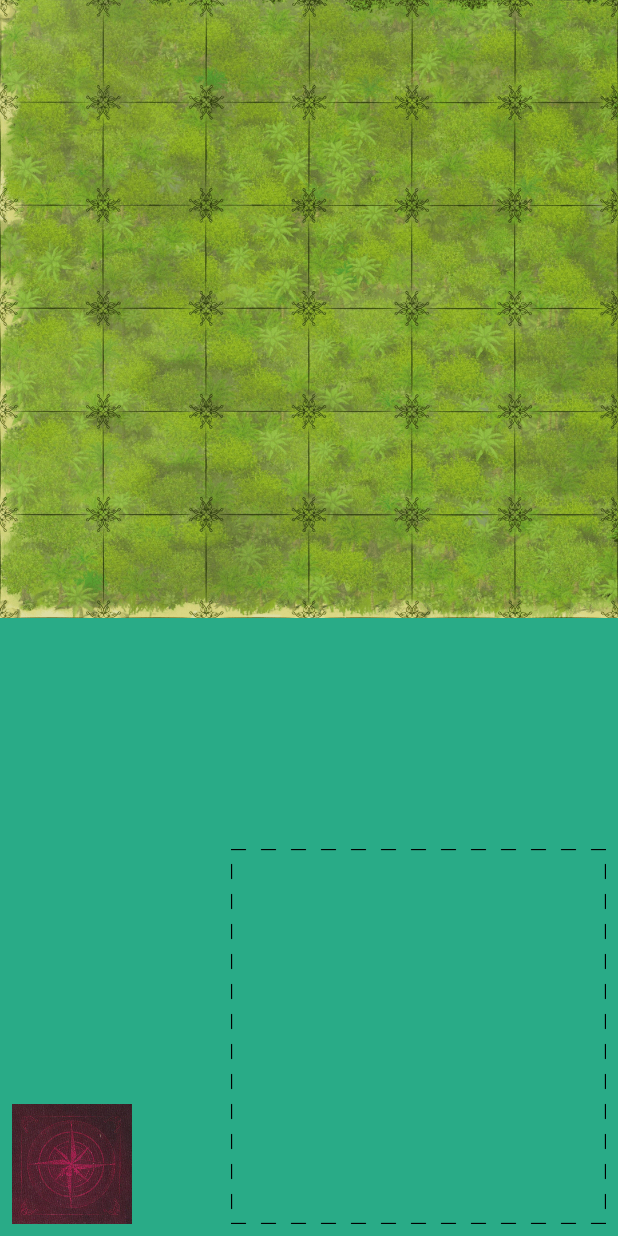
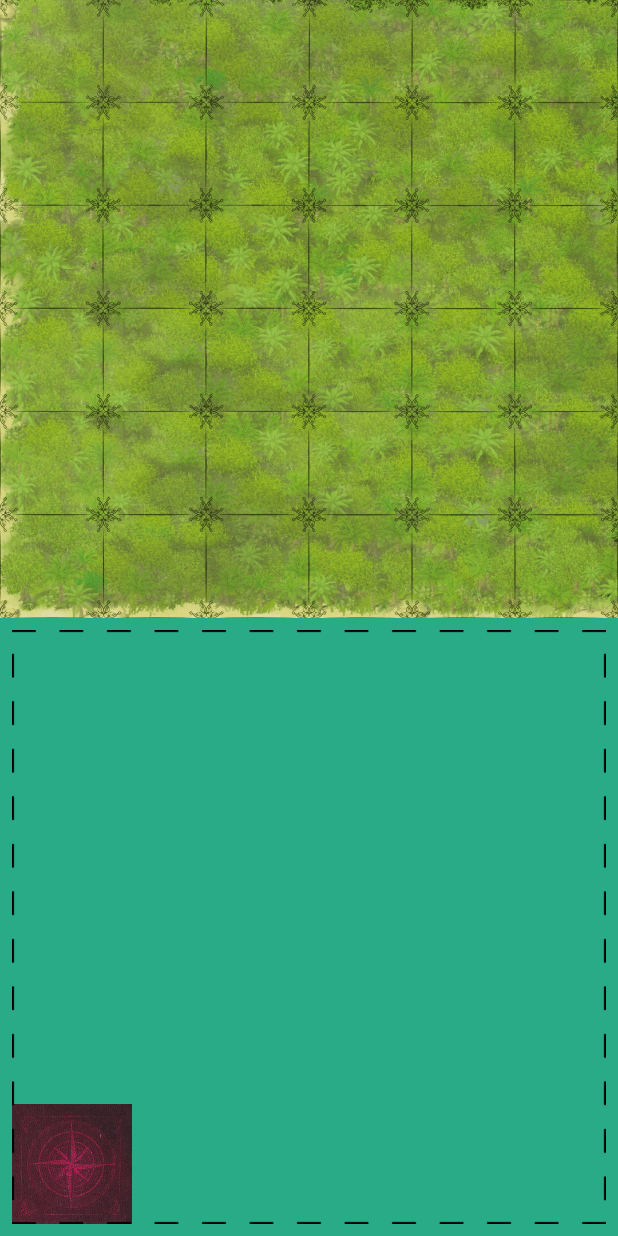
Before and after one commit to zipo13/Karuba, an Android app: the screen it shows after launch (MainActivity), on a phone screen of 412 x 824 dp. Run offline under Robolectric (Android 15) with nearby library versions, the phone set to English and light mode, and no system bars; our stand-ins replace ButterKnife.

Commit message:
Fix layout problem of the new tile Stay in portrait mode as there is no layout for landscape at the moment

```diff
--- a/app/src/main/AndroidManifest.xml
+++ b/app/src/main/AndroidManifest.xml
@@ -11,7 +11,8 @@
         android:theme="@style/AppTheme">
 
         <activity android:name=".MainActivity"
-                  android:theme="@style/AppThemeNoTitlebar">
+                  android:theme="@style/AppThemeNoTitlebar"
+                  android:screenOrientation="portrait">
             <intent-filter>
                 <action android:name="android.intent.action.MAIN" />
 
--- a/app/src/main/java/il/co/woo/karuba/MainActivity.java
+++ b/app/src/main/java/il/co/woo/karuba/MainActivity.java
@@ -87,7 +87,6 @@ public class MainActivity extends AppCompatActivity {
                         .load(R.drawable.empty_tile)
                         .into(mNewTileButton);
             }
-
         });
 
 
--- a/app/src/main/res/layout/activity_main.xml
+++ b/app/src/main/res/layout/activity_main.xml
@@ -11,13 +11,13 @@
         android:id="@+id/game_board"
         android:layout_width="match_parent"
         android:layout_height="0dp"
+        android:contentDescription="@null"
+        android:scaleType="fitXY"
         app:layout_constraintDimensionRatio="1:1"
-        android:scaleType="fitXY"
-        android:contentDescription="@null"
         app:layout_constraintEnd_toEndOf="parent"
         app:layout_constraintStart_toStartOf="parent"
         app:layout_constraintTop_toTopOf="parent"
-        tools:src="@drawable/tile_board"/>
+        tools:src="@drawable/tile_board" />
 
 
     <ImageButton
@@ -34,12 +34,22 @@
         app:layout_constraintStart_toStartOf="parent"
         app:srcCompat="@drawable/tile_back" />
 
+    <ImageView
+        android:id="@+id/last_tile"
+        android:layout_width="0dp"
+        android:layout_height="0dp"
+        android:contentDescription="@null"
+        app:srcCompat="@drawable/empty_tile"
+        app:layout_constraintDimensionRatio="1:1"
+
+        android:layout_marginTop="8dp"
+        android:layout_marginEnd="8dp"
+        android:layout_marginRight="8dp"
+        android:layout_marginBottom="8dp"
+        app:layout_constraintBottom_toBottomOf="parent"
+        app:layout_constraintEnd_toEndOf="parent"
+        app:layout_constraintTop_toBottomOf="@+id/game_board"/>
 
 
 
-    <include
-        layout="@layout/tile_image_view"
-        tools:layout_editor_absoluteX="154dp"
-        tools:layout_editor_absoluteY="474dp" />
-
-    </androidx.constraintlayout.widget.ConstraintLayout>
+</androidx.constraintlayout.widget.ConstraintLayout>
--- a/app/src/main/res/layout/tile_image_view.xml
+++ b/app/src/main/res/layout/tile_image_view.xml
@@ -1,14 +1,10 @@
 <?xml version="1.0" encoding="utf-8"?>
 <ImageView xmlns:android="http://schemas.android.com/apk/res/android"
     xmlns:app="http://schemas.android.com/apk/res-auto"
-    android:id="@+id/last_tile"
-    android:layout_width="250dp"
-    android:layout_height="250dp"
-    android:layout_marginEnd="8dp"
-    android:layout_marginRight="8dp"
-    android:layout_marginBottom="8dp"
+    android:id="@+id/TMP"
+    android:layout_width="0dp"
+    android:layout_height="0dp"
     android:contentDescription="@null"
-    app:layout_constraintBottom_toBottomOf="parent"
-    app:layout_constraintEnd_toEndOf="parent"
+    app:layout_constraintDimensionRatio="1:1"
     app:srcCompat="@drawable/empty_tile" >
 </ImageView>
```
